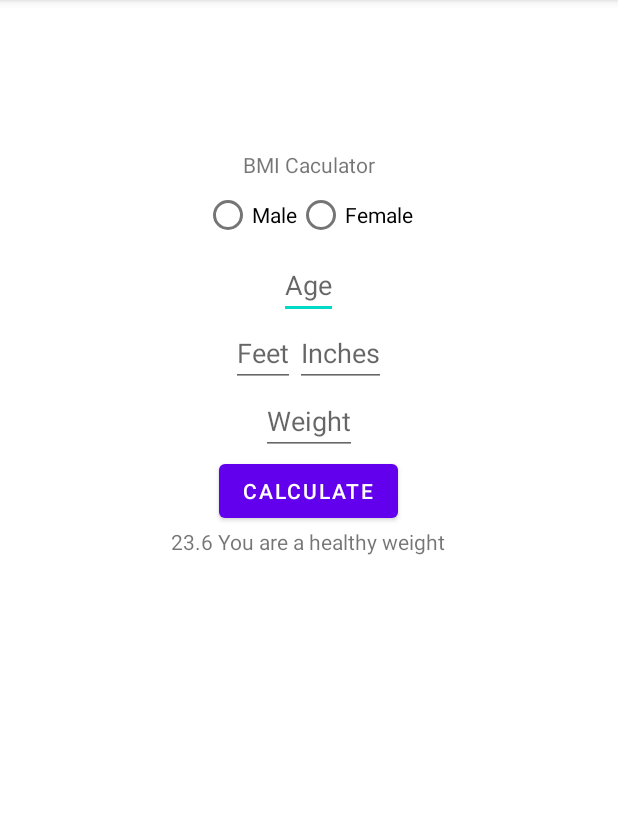
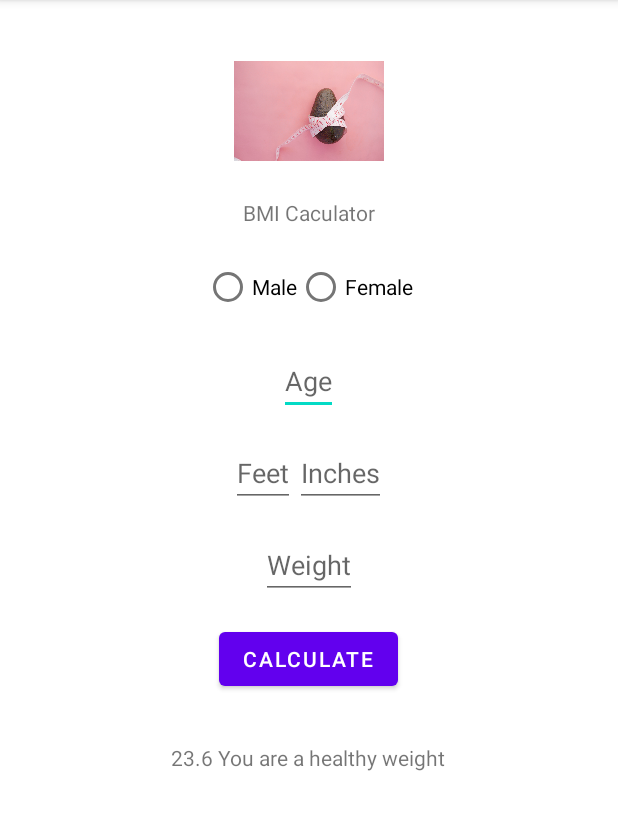
Before and after one commit to PorqueHuh/BMI-Calculator, an Android app: the screen it shows after launch (MainActivity), on a phone screen of 412 x 824 dp, the part 84-914 px from its top. Run offline under Robolectric (Android 15) with nearby library versions, the phone set to English and light mode, and no system bars.

Commit message:
Added logo and reformat of activity_main.xml

```diff
--- a/app/src/main/res/layout/activity_main.xml
+++ b/app/src/main/res/layout/activity_main.xml
@@ -1,69 +1,84 @@
 <?xml version="1.0" encoding="utf-8"?>
 <LinearLayout xmlns:android="http://schemas.android.com/apk/res/android"
+    android:layout_width="match_parent"
+    android:layout_height="match_parent"
+    android:gravity="center_horizontal"
     android:orientation="vertical"
-    android:gravity="center_horizontal"
-    android:layout_height="match_parent"
-    android:layout_width="match_parent">
+    android:padding="24dp">
 
     <ImageView
         android:layout_width="100dp"
-        android:layout_height="100dp"/>
+        android:layout_height="100dp"
+        android:src="@drawable/image_tape_avocado" />
 
     <TextView
         android:layout_width="wrap_content"
         android:layout_height="wrap_content"
+        android:layout_margin="8dp"
         android:text="BMI Caculator" />
+
+    <RadioGroup
+        android:layout_width="wrap_content"
+        android:layout_height="wrap_content"
+        android:layout_margin="8dp"
+        android:orientation="horizontal">
+
+        <RadioButton
+            android:layout_width="wrap_content"
+            android:layout_height="wrap_content"
+            android:text="Male" />
+
+        <RadioButton
+            android:layout_width="wrap_content"
+            android:layout_height="wrap_content"
+            android:text="Female" />
+    </RadioGroup>
+
+    <EditText
+        android:layout_width="wrap_content"
+        android:layout_height="wrap_content"
+        android:layout_margin="8dp"
+        android:hint="Age"
+        android:inputType="number" />
+
 
     <LinearLayout
         android:layout_width="wrap_content"
         android:layout_height="wrap_content"
-        android:orientation="horizontal" >
-        <RadioButton
+        android:layout_margin="8dp"
+        android:orientation="horizontal">
+
+        <EditText
             android:layout_width="wrap_content"
             android:layout_height="wrap_content"
-            android:text="Male"/>
+            android:hint="Feet"
+            android:inputType="number" />
 
-        <RadioButton
+        <EditText
             android:layout_width="wrap_content"
             android:layout_height="wrap_content"
-            android:text="Female"/>
+            android:hint="Inches"
+            android:inputType="number" />
     </LinearLayout>
 
     <EditText
         android:layout_width="wrap_content"
         android:layout_height="wrap_content"
-        android:hint="Age"/>
-
-
-    <LinearLayout
-        android:layout_width="wrap_content"
-        android:layout_height="wrap_content"
-        android:orientation="horizontal" >
-        <EditText
-            android:layout_width="wrap_content"
-            android:layout_height="wrap_content"
-            android:hint="Feet"/>
-
-        <EditText
-            android:layout_width="wrap_content"
-            android:layout_height="wrap_content"
-            android:hint="Inches"/>
-    </LinearLayout>
-
-    <EditText
-        android:layout_width="wrap_content"
-        android:layout_height="wrap_content"
-        android:hint="Weight"/>
+        android:layout_margin="8dp"
+        android:hint="Weight"
+        android:inputType="number" />
 
     <Button
         android:layout_width="wrap_content"
         android:layout_height="wrap_content"
-        android:text="Calculate"/>
+        android:layout_margin="8dp"
+        android:text="Calculate" />
 
     <TextView
         android:layout_width="wrap_content"
         android:layout_height="wrap_content"
-        android:text="23.6 You are a healthy weight"/>
+        android:layout_margin="24dp"
+        android:text="23.6 You are a healthy weight" />
 
 
 </LinearLayout>
```
Also changed, not shown: app/src/main/res/drawable/image_tape_avocado.jpg (added).
